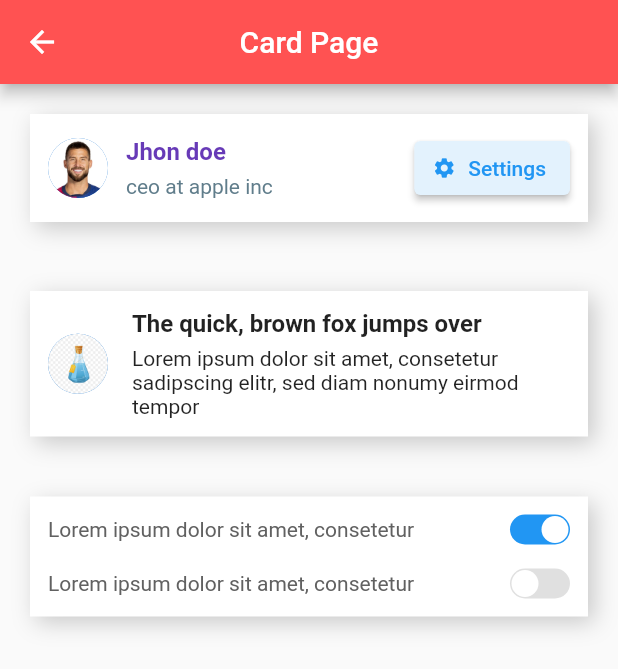
After one commit to 202101215K/components, a Flutter app: the screen it shows after launch, after a tap on "Cards2", on a phone screen of 412 x 824 dp. The commit adds this screen. Shown: the top 669 px of the screen. Run offline on Flutter 3.47's test engine with Material 3 defaults, Android fonts, the phone set to English and light mode, and no system bars; our stand-ins replace google_fonts; network calls fail.

Commit message:
Input_Completo

```diff
--- a/lib/main.dart
+++ b/lib/main.dart
@@ -11,7 +11,9 @@ class MyApp extends StatelessWidget {
     return MaterialApp(
       title: 'Material App',
       debugShowCheckedModeBanner: false,
-      home: HomePage(),
+      home: const HomePage(),
+      theme:ThemeData.light(useMaterial3: false,
+      ),
     );
   }
 }
--- a/lib/pages/cards.dart
+++ b/lib/pages/cards.dart
@@ -162,6 +162,8 @@ class CardsPage extends StatelessWidget {
 
 
                  const Expanded(
+                    child: Padding(
+                      padding: EdgeInsets.all(10.0),
                       child: Column(
                         crossAxisAlignment: CrossAxisAlignment.start,
                         children:  [
@@ -175,6 +177,7 @@ class CardsPage extends StatelessWidget {
                         ],
                       ),
                     ),
+                  ),
 
                   //imagen
                   Container(
@@ -185,7 +188,7 @@ class CardsPage extends StatelessWidget {
                         image: AssetImage("assets/images/plant.png"),
                         fit: BoxFit.cover,
                       ),
-                      borderRadius: BorderRadius.all(Radius.circular(12.0)),
+                      borderRadius: BorderRadius.all(Radius.circular(16.0)),
                     ),
                   ),
                   const SizedBox(width: 12.0),
--- /dev/null
+++ b/lib/pages/cards2.dart
@@ -0,0 +1,208 @@
+import 'package:flutter/material.dart';
+
+class Cards2 extends StatelessWidget {
+  const Cards2({super.key});
+
+  @override
+  Widget build(BuildContext context) {
+    return Scaffold(
+      appBar: AppBar(
+        title: const Text(
+          "Card Page",
+          style: TextStyle(color: Colors.white),
+        ),
+        backgroundColor: Colors.redAccent,
+        centerTitle: true,
+      ),
+      body: Container(
+        child: Column(
+          children: [
+            Container(
+              margin: EdgeInsets.all(20.0),
+              padding: EdgeInsets.all(12.0),
+              decoration: BoxDecoration(
+                color: Colors.white,
+                boxShadow: [
+                  BoxShadow(
+                    color: Colors.black.withOpacity(0.2),
+                    offset: Offset(4, 4),
+                    blurRadius: 12.0,
+                  ),
+                ],
+              ),
+              child: Row(
+                children: [
+                  CircleAvatar(
+                    backgroundImage: AssetImage("assets/images/martinez.jpg"),
+                  ),
+                  SizedBox(width: 12.0),
+                  const Expanded(
+                    child: Column(
+                      crossAxisAlignment: CrossAxisAlignment.start,
+                      children: [
+                        Text(
+                          "Jhon doe",
+                          style: TextStyle(
+                            color: Colors.deepPurple,
+                            fontSize: 16.0,
+                            fontWeight: FontWeight.bold,
+                          ),
+                        ),
+                        SizedBox(height: 6.0),
+                        Text(
+                          "ceo at apple inc",
+                          overflow: TextOverflow.ellipsis,
+                          style: TextStyle(color: Colors.blueGrey),
+                        ),
+                      ],
+                    ),
+                  ),
+                  ElevatedButton.icon(
+                    onPressed: () {},
+                    icon: Icon(Icons.settings, size: 16.0),
+                    label: Text("Settings"),
+                    style: ElevatedButton.styleFrom(
+                      backgroundColor: Colors.blue[50],
+                      foregroundColor: Colors.blue,
+                    ),
+                  ),
+                ],
+              ),
+            ),
+
+
+
+            const SizedBox(height: 6.0),
+            Container(
+              margin: const EdgeInsets.all(20.0),
+              padding: const EdgeInsets.all(12.0),
+              decoration: BoxDecoration(
+                color: Colors.white,
+                boxShadow: [
+                  BoxShadow(
+                    color: Colors.black.withOpacity(0.2),
+                    offset: const Offset(4, 4),
+                    blurRadius: 12.0,
+                  ),
+                ],
+              ),
+              child: Row(
+                children: [
+                  CircleAvatar(
+                    backgroundImage: AssetImage("assets/images/xd.png"),
+                  ),
+                  const SizedBox(width: 16.0),
+                  const Expanded(
+                    child: Column(
+                      crossAxisAlignment: CrossAxisAlignment.start,
+                      children: [
+                        Text(
+                          "The quick, brown fox jumps over",
+                          style: TextStyle(
+                            fontSize: 16.0,
+                            fontWeight: FontWeight.bold,
+                          ),
+                        ),
+                        SizedBox(height: 6.0),
+                        Text(
+                          "Lorem ipsum dolor sit amet, consetetur sadipscing elitr, sed diam nonumy eirmod tempor",
+                          maxLines: 4,
+                          overflow: TextOverflow.ellipsis,
+                          style: TextStyle(fontSize: 14.0),
+                        ),
+                      ],
+                    ),
+                  ),
+                ],
+              ),
+            ),
+             Container(
+              margin: const EdgeInsets.all(20.0),
+              padding: const EdgeInsets.all(12.0),
+              decoration: BoxDecoration(
+                color: Colors.white,
+                boxShadow: [
+                  BoxShadow(
+                    color: Colors.black.withOpacity(0.2),
+                    offset: const Offset(4, 4),
+                    blurRadius: 12.0,
+                  ),
+                ],
+              ),
+              child: Column(
+                children: [
+                  Row(
+                    mainAxisAlignment: MainAxisAlignment.spaceBetween,
+                    children: [
+                      Text(
+                        'Lorem ipsum dolor sit amet, consetetur',
+                        style: TextStyle(
+                          color: Colors.grey[700],
+                          fontSize: 14,
+                        ),
+                      ),
+                      Container(
+                        width: 40,
+                        height: 20,
+                        decoration: BoxDecoration(
+                          borderRadius: BorderRadius.circular(10),
+                          color: Colors.blue,
+                        ),
+                        child: Align(
+                          alignment: Alignment.centerRight,
+                          child: Container(
+                            width: 18,
+                            height: 18,
+                            margin: const EdgeInsets.symmetric(horizontal: 1),
+                            decoration: const BoxDecoration(
+                              shape: BoxShape.circle,
+                              color: Colors.white,
+                            ),
+                          ),
+                        ),
+                      ),
+                    ],
+                  ),
+                  const SizedBox(height: 16),
+                  Row(
+                    mainAxisAlignment: MainAxisAlignment.spaceBetween,
+                    children: [
+                      Text(
+                        'Lorem ipsum dolor sit amet, consetetur',
+                        style: TextStyle(
+                          color: Colors.grey[700],
+                          fontSize: 14,
+                        ),
+                      ),
+                      Container(
+                        width: 40,
+                        height: 20,
+                        decoration: BoxDecoration(
+                          borderRadius: BorderRadius.circular(10),
+                          color: Colors.grey[300],
+                        ),
+                        child: Align(
+                          alignment: Alignment.centerLeft,
+                          child: Container(
+                            width: 18,
+                            height: 18,
+                            margin: const EdgeInsets.symmetric(horizontal: 1),
+                            decoration: const BoxDecoration(
+                              shape: BoxShape.circle,
+                              color: Colors.white,
+                            ),
+                          ),
+                        ),
+                      ),
+                    ],
+                  ),
+                ],
+              ),
+            ),
+
+          ],
+        ),
+      ),
+    );
+  }
+}
--- a/lib/pages/home_page.dart
+++ b/lib/pages/home_page.dart
@@ -1,6 +1,8 @@
 import 'package:components/pages/alert_page.dart';
 import 'package:components/pages/avatar_page.dart';
 import 'package:components/pages/cards.dart';
+import 'package:components/pages/cards2.dart';
+import 'package:components/pages/input_page.dart';
 import 'package:flutter/material.dart';
 import 'package:google_fonts/google_fonts.dart';
 
@@ -52,6 +54,8 @@ class HomePage extends StatelessWidget {
               ItemComponentWidget(title: "Avatar", toPage: AvatarPage()),
               ItemComponentWidget(title: "Alerts", toPage: AlertPage()),
               ItemComponentWidget(title: "Cards", toPage: CardsPage()),
+              ItemComponentWidget(title: "Cards2", toPage: Cards2()),
+              ItemComponentWidget(title: "Input Page", toPage: InputPage()),
             ],
           ),
         ),
```
Also changed, not shown: lib/pages/input_page.dart (added, +104 -0 lines), assets/images/martinez.jpg (added), assets/images/xd.png (added). Lines whose indentation alone changed are shown as unchanged.
